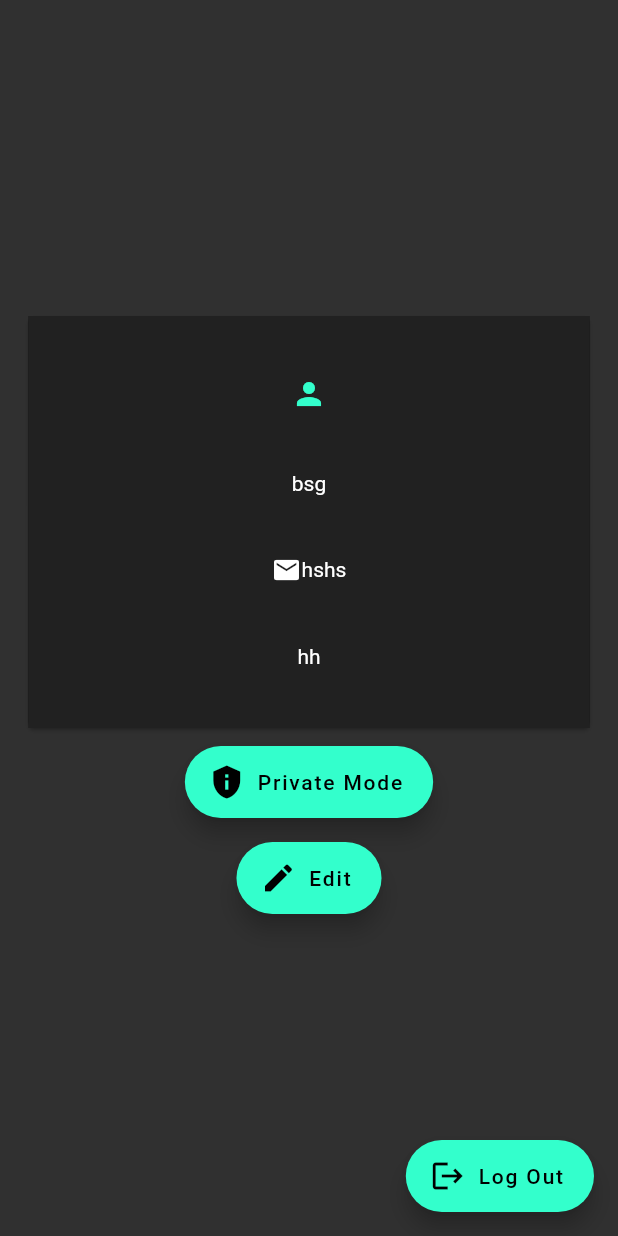
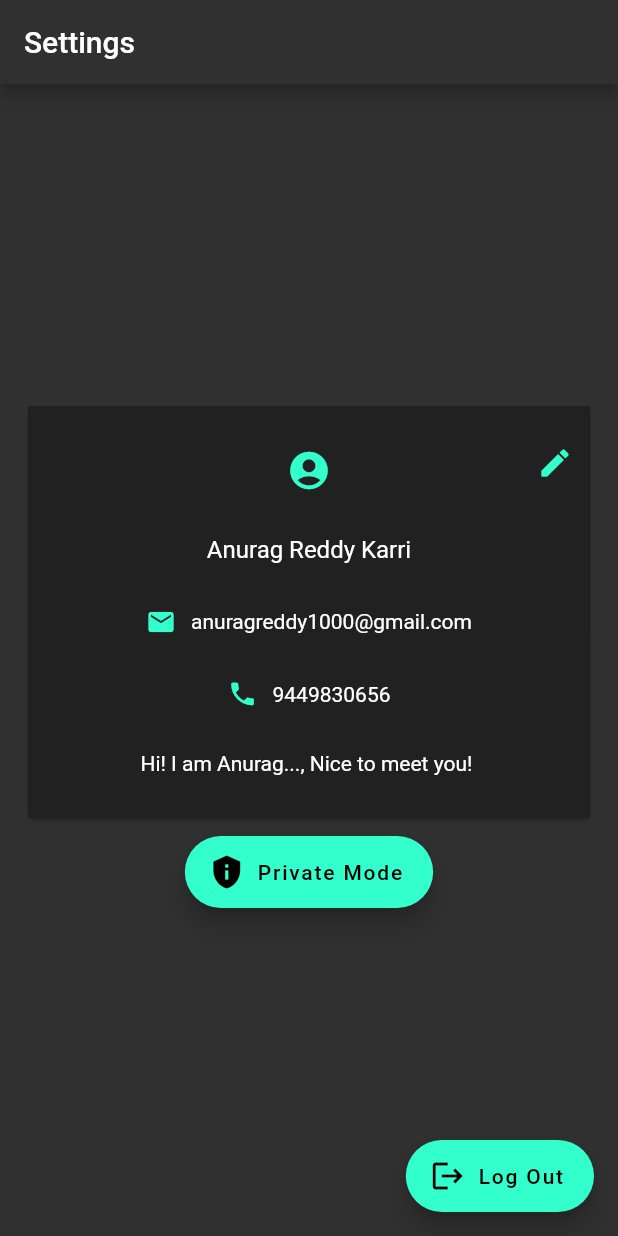
Before and after one commit to A-N-uraag/Project-Locus, a Flutter app: the ProfileView screen opened directly, on a phone screen of 412 x 824 dp. Run offline on Flutter 3.47's test engine with Material 2 defaults, Android fonts, the phone set to English and light mode, and no system bars; our stand-ins replace cloud_firestore, firebase_auth, firebase_core, geolocator, google_maps_flutter, sqflite; missing offline and left inert: android_alarm_manager, background_fetch; accounts and stored records are empty.

Commit message:
Made changes to the settings page

```diff
--- a/lib/components/UserListView.dart
+++ b/lib/components/UserListView.dart
@@ -38,10 +38,10 @@ class _UserListState extends State<UserListView>{
         borderRadius: BorderRadius.circular(5)
       ),
       child: ListTile(
+        key: Key(user.email),
         title: Text(user.name, style: TextStyle(color: isUserSelected ? Color(0xff33ffcc) : Colors.white),),
         subtitle: Text(user.email,style: TextStyle(color: isUserSelected ? Color(0xff33ffcc) : Colors.white70),),
         leading: CircularLetterTile(user.name,44,25),
-        isThreeLine: (widget.isCheckable && isUserSelected),
         trailing: (widget.isCheckable && isUserSelected) ? Icon(
           Icons.done,
           color: Color(0xff33ffcc),
--- a/lib/components/namecard.dart
+++ b/lib/components/namecard.dart
@@ -9,20 +9,18 @@ class NameCard extends StatelessWidget {
 
   Widget getRowElements(){
     if(mobile == "none"){
-      return Row(
-        mainAxisAlignment: MainAxisAlignment.center,
-        children:[
-          Icon(Icons.email, size: 20,),
-          Text(email)
-        ]
-      );
+      return Container();
     }
     return Row(
-      mainAxisAlignment: MainAxisAlignment.spaceEvenly,
+      mainAxisSize: MainAxisSize.min,
       children: [
-        Row(children: [Icon(Icons.phone, size: 20), Text(mobile)]),
-        Row(children:[Icon(Icons.email, size: 20,), Text(email)]),
-    ]);
+        Padding(
+          padding: EdgeInsets.only(right: 10),
+          child: Icon(Icons.phone, size: 20, color: Color(0xff33ffcc))
+        ),
+        Text(mobile)
+      ]
+    );
   }
 
   @override
@@ -42,8 +40,22 @@ class NameCard extends StatelessWidget {
             child: Column(
               mainAxisAlignment: MainAxisAlignment.spaceEvenly,
               children: [
-                Icon(Icons.person, color: Color(0xff33ffcc),),
-                Text(name),
+                Icon(
+                  Icons.account_circle,
+                  color: Color(0xff33ffcc),
+                  size: 30,
+                ),
+                Text(name, style: TextStyle(fontSize: 16),),
+                Row(
+                  mainAxisAlignment: MainAxisAlignment.center,
+                  children:[
+                    Padding(
+                      padding: EdgeInsets.only(right: 10),
+                      child: Icon(Icons.email, size: 20, color: Color(0xff33ffcc)),
+                    ),
+                    Text(email)
+                  ]
+                ),
                 getRowElements(),
                 Text(bio)
               ],
--- a/lib/pages/EditProfile.dart
+++ b/lib/pages/EditProfile.dart
@@ -101,11 +101,12 @@ class _EditProfileState extends State<EditProfile> {
     return Scaffold(
         appBar: AppBar(
             leading: IconButton(
-              icon: Icon(Icons.arrow_back_ios, color: Colors.black,),
+              icon: Icon(Icons.arrow_back,),
               onPressed: () {
                 Navigator.pop(context);
               },
             ),
+            title: Text("Edit your profile"),
             backgroundColor: Colors.grey[850]
         ),
         body: Center(
@@ -114,7 +115,7 @@ class _EditProfileState extends State<EditProfile> {
               mainAxisAlignment: MainAxisAlignment.center,
               children: [
                 Padding(
-                  padding: const EdgeInsets.all(8.0),
+                  padding: const EdgeInsets.only(bottom: 15),
                   child: new FutureBuilder(
                     future: DBUtils.getDetails(),
                     builder: (BuildContext context, AsyncSnapshot<OwnerProfile> snapshot) {
--- a/lib/pages/Favourties.dart
+++ b/lib/pages/Favourties.dart
@@ -28,7 +28,7 @@ class _FavouritesState extends State<Favourites>{
     return await DBUtils.getFavourites();
   }
 
-  void addFavourites(BuildContext context) async {
+  void manageFavourites(BuildContext context) async {
     List<Profile> addedUsers = await showDialog(
       context: context,
       builder: (BuildContext context) => AlertDialog(
@@ -100,7 +100,7 @@ class _FavouritesState extends State<Favourites>{
               color: Colors.black,
             ),
             label: Text("Manage",style: TextStyle(color: Colors.black),),
-            onPressed: null,
+            onPressed: () => manageFavourites(context),
           ),
         );
       }
--- a/lib/pages/homepage.dart
+++ b/lib/pages/homepage.dart
@@ -8,7 +8,6 @@ class HomePage extends StatelessWidget {
   @override
   Widget build(BuildContext context) {
     return Container(
-      // color: Colors.red,
       child: Center(
         child: Column(
           mainAxisAlignment: MainAxisAlignment.spaceEvenly,
--- a/lib/pages/settings.dart
+++ b/lib/pages/settings.dart
@@ -3,7 +3,6 @@ import 'dart:math';
 import 'package:ProjectLocus/components/namecard.dart';
 import 'package:ProjectLocus/pages/EditProfile.dart';
 import 'package:ProjectLocus/pages/EntryOptionsPage.dart';
-import 'package:ProjectLocus/pages/UserSignInPage.dart';
 import 'package:ProjectLocus/utils/AuthUtils.dart';
 import 'package:flutter/material.dart';
 
@@ -17,13 +16,52 @@ class Profile extends StatelessWidget {
 }
 
 class ProfileView extends StatelessWidget {
+
+  Future<bool> signOutConfirmation(BuildContext context) async {
+    bool result = await showDialog(
+      context: context,
+      builder: (BuildContext context) => AlertDialog(
+        title: Text("Confirm log out"),
+        content: Text("Are you sure you want to log out?"),
+        actions: [
+          TextButton(
+            onPressed: () => Navigator.pop(context,false),
+            child: Text("No",style: TextStyle(color: Color(0xff33ffcc)),)
+          ),
+          TextButton(
+            onPressed: () => Navigator.pop(context,true),
+            child: Text("Yes",style: TextStyle(color: Color(0xff33ffcc)))
+          )
+        ],
+      ),
+      barrierDismissible: true
+    );
+    return result == true;
+  }
+
   @override
   Widget build(BuildContext context) {
     return new Scaffold(
+      appBar: AppBar(
+        backgroundColor: Colors.grey[850],
+        title: Text("Settings"),
+      ),
       body: Column(
         mainAxisAlignment: MainAxisAlignment.center,
         children: [
-          NameCard("bsg","hshs","hh"),
+          Stack(
+            alignment: AlignmentDirectional.topEnd,
+            children: [
+              NameCard("Anurag Reddy Karri","anuragreddy1000@gmail.com","Hi! I am Anurag..., Nice to meet you! ",mobile: "9449830656",),
+              IconButton(
+                padding: EdgeInsets.all(30),
+            icon: Icon(Icons.edit, color: Color(0xff33ffcc),),
+            onPressed: () {
+              Navigator.push(context, MaterialPageRoute(builder: (context) => EditProfile()));
+            },
+          ),
+            ],
+          ),
           Padding(
             padding: const EdgeInsets.all(8.0),
             child: FloatingActionButton.extended(
@@ -36,25 +74,15 @@ class ProfileView extends StatelessWidget {
               backgroundColor: Color(0xff33ffcc),
             ),
           ),
-          Padding(
-            padding: const EdgeInsets.all(8.0),
-            child: FloatingActionButton.extended(
-              heroTag: "Edit",
-              onPressed: () {
-                Navigator.push(context, MaterialPageRoute(builder: (context) => EditProfile()));
-              },
-              label: Text("Edit"),
-              icon: Icon(Icons.edit),
-              backgroundColor: Color(0xff33ffcc),
-            ),
-          ),
         ],
       ),
       floatingActionButton: FloatingActionButton.extended(
         heroTag: Random().nextInt(10),
-        onPressed: () {
-          AuthUtils.signOut();
-          Navigator.pushAndRemoveUntil(context, MaterialPageRoute(builder: (context) => EntryOptionsPage()), (route) => false);
+        onPressed: () async {
+          if(await signOutConfirmation(context)){
+            AuthUtils.signOut();
+            Navigator.pushAndRemoveUntil(context, MaterialPageRoute(builder: (context) => EntryOptionsPage()), (route) => false);
+          }
         },
         label: Text("Log Out"),
         icon: Icon(Icons.logout),
```
Also changed, not shown: lib/components/CircularLetterTile.dart (+7 -7 lines), lib/pages/MapsPage.dart (+28 -30 lines), lib/utils/NetworkUtils.dart (+23 -6 lines).
